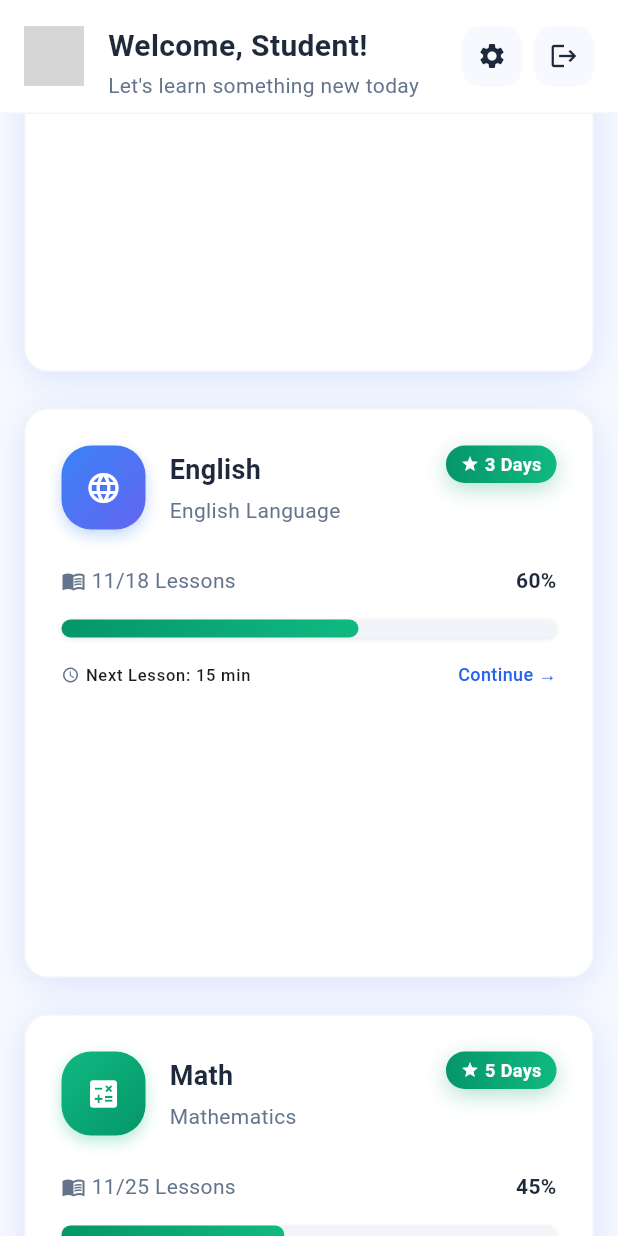
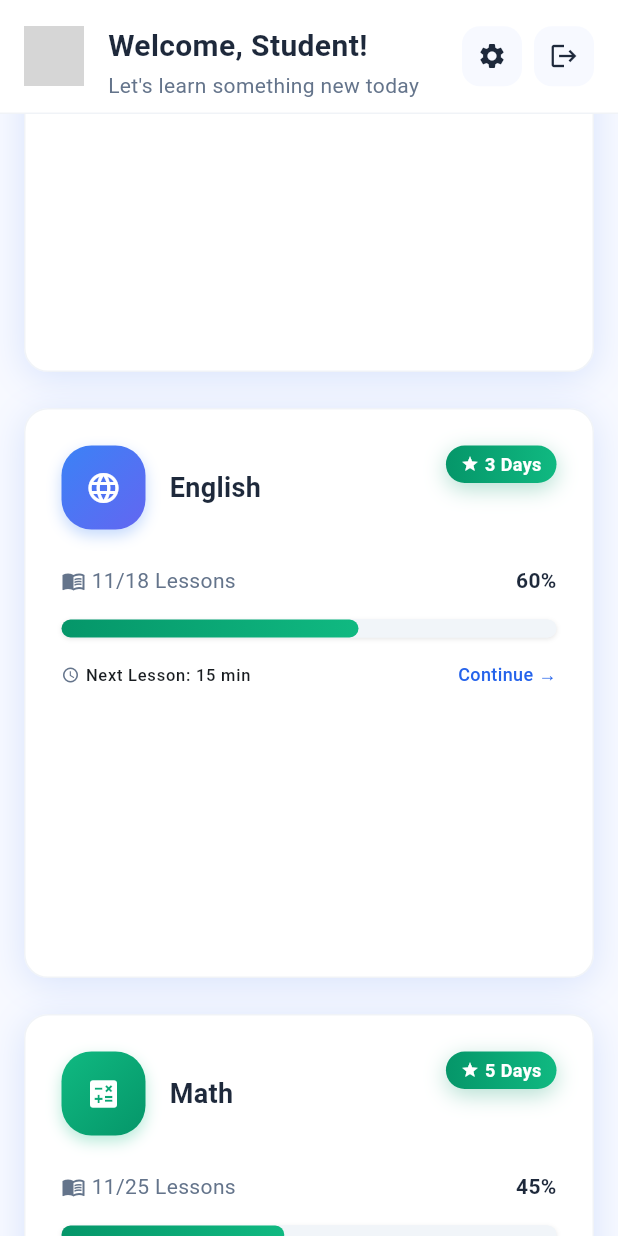
Before and after one commit to pilot32/sih_project, a Flutter app: the screen it shows after launch, scrolled down 576 dp, on a phone screen of 412 x 824 dp. Run offline on Flutter 3.47's test engine with Material 3 defaults, Android fonts, the light colour scheme and no system bars; our stand-ins replace firebase_core, percent_indicator; accounts and stored records are empty; grey boxes are pictures that could not be loaded.

Commit message:
fixed some more language changes

```diff
--- a/lib/data/models/subject_model.dart
+++ b/lib/data/models/subject_model.dart
@@ -2,7 +2,6 @@ import 'package:flutter/material.dart';
 
 class SubjectModel {
   final String subject;
-  final String subjectHindi;
   final int progress;
   final int totalLessons;
   final int completedLessons;
@@ -14,7 +13,6 @@ class SubjectModel {
 
   const SubjectModel({
     required this.subject,
-    required this.subjectHindi,
     required this.progress,
     required this.totalLessons,
     required this.completedLessons,
@@ -27,7 +25,6 @@ class SubjectModel {
 
   SubjectModel copyWith({
     String? subject,
-    String? subjectHindi,
     int? progress,
     int? totalLessons,
     int? completedLessons,
@@ -39,7 +36,6 @@ class SubjectModel {
   }) {
     return SubjectModel(
       subject: subject ?? this.subject,
-      subjectHindi: subjectHindi ?? this.subjectHindi,
       progress: progress ?? this.progress,
       totalLessons: totalLessons ?? this.totalLessons,
       completedLessons: completedLessons ?? this.completedLessons,
--- a/lib/main.dart
+++ b/lib/main.dart
@@ -18,7 +18,7 @@ class MyApp extends StatelessWidget {
   @override
   Widget build(BuildContext context) {
     return MaterialApp(
-      title: 'नाभा डिजिटल शिक्षा',
+      title: 'Nabha Digital Education',
       theme: ThemeData(
         primarySwatch: Colors.blue,
         primaryColor: const Color(0xFF0F4C75),
--- a/lib/screens/student_dashboard_screen.dart
+++ b/lib/screens/student_dashboard_screen.dart
@@ -40,7 +40,6 @@ class _StudentDashboardScreenState extends State<StudentDashboardScreen> {
     coreSubjects = [
       SubjectModel(
         subject: 'Hindi',
-        subjectHindi: 'Hindi Language',
         progress: 75,
         totalLessons: 20,
         completedLessons: 15,
@@ -54,7 +53,6 @@ class _StudentDashboardScreenState extends State<StudentDashboardScreen> {
       ),
       SubjectModel(
         subject: 'English',
-        subjectHindi: 'English Language',
         progress: 60,
         totalLessons: 18,
         completedLessons: 11,
@@ -68,7 +66,6 @@ class _StudentDashboardScreenState extends State<StudentDashboardScreen> {
       ),
       SubjectModel(
         subject: 'Math',
-        subjectHindi: 'Mathematics',
         progress: 45,
         totalLessons: 25,
         completedLessons: 11,
@@ -85,7 +82,6 @@ class _StudentDashboardScreenState extends State<StudentDashboardScreen> {
     higherSubjects = [
       SubjectModel(
         subject: 'Science',
-        subjectHindi: 'Science',
         progress: 0,
         totalLessons: 30,
         completedLessons: 0,
@@ -100,7 +96,6 @@ class _StudentDashboardScreenState extends State<StudentDashboardScreen> {
       ),
       SubjectModel(
         subject: 'Social Science',
-        subjectHindi: 'Social Science',
         progress: 0,
         totalLessons: 22,
         completedLessons: 0,
@@ -115,7 +110,6 @@ class _StudentDashboardScreenState extends State<StudentDashboardScreen> {
       ),
       SubjectModel(
         subject: 'Commerce',
-        subjectHindi: 'Commerce',
         progress: 0,
         totalLessons: 18,
         completedLessons: 0,
@@ -130,7 +124,6 @@ class _StudentDashboardScreenState extends State<StudentDashboardScreen> {
       ),
       SubjectModel(
         subject: 'Computer',
-        subjectHindi: 'Computer Basics',
         progress: 0,
         totalLessons: 15,
         completedLessons: 0,
--- a/lib/widgets/learning_card.dart
+++ b/lib/widgets/learning_card.dart
@@ -89,14 +89,6 @@ class LearningCard extends StatelessWidget {
                         color: AppColors.foreground,
                       ),
                     ),
-                    const SizedBox(height: AppDimensions.xs),
-                    Text(
-                      subject.subjectHindi,
-                      style: const TextStyle(
-                        fontSize: 14,
-                        color: AppColors.mutedForeground,
-                      ),
-                    ),
                   ],
                 ),
               ),
```
Also changed, not shown: lib/screens/auth/login_page2.dart (+11 -12 lines).
